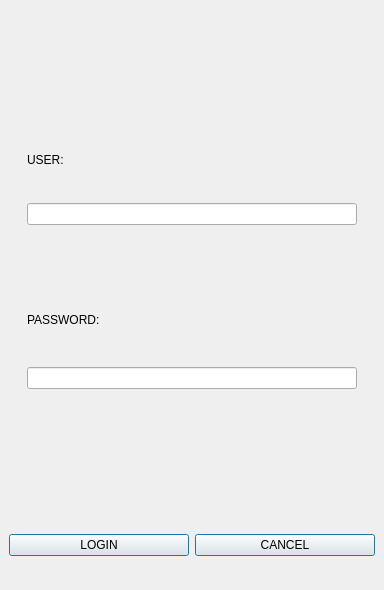
This is desktop/windows/login.ui in hnmcano/unique as Qt 5 draws it before an edit. The edited form follows.
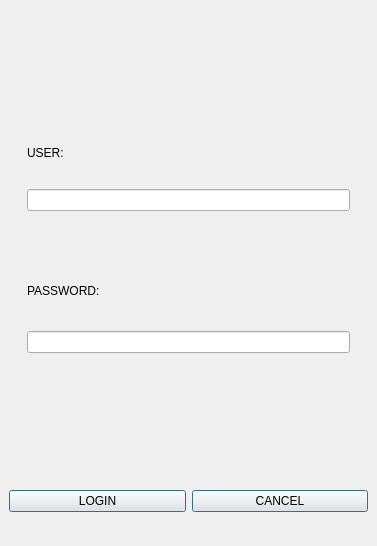
This is the edited form. Icons and pictures are not drawn.

```diff
--- a/desktop/windows/login.ui
+++ b/desktop/windows/login.ui
@@ -6,8 +6,8 @@
    <rect>
     <x>0</x>
     <y>0</y>
-    <width>384</width>
-    <height>590</height>
+    <width>377</width>
+    <height>546</height>
    </rect>
   </property>
   <property name="windowTitle">
@@ -134,7 +134,14 @@
               </widget>
              </item>
              <item>
-              <widget class="QLineEdit" name="PassLine"/>
+              <widget class="QLineEdit" name="PassLine">
+               <property name="inputMask">
+                <string/>
+               </property>
+               <property name="echoMode">
+                <enum>QLineEdit::EchoMode::Password</enum>
+               </property>
+              </widget>
              </item>
             </layout>
            </widget>
```
